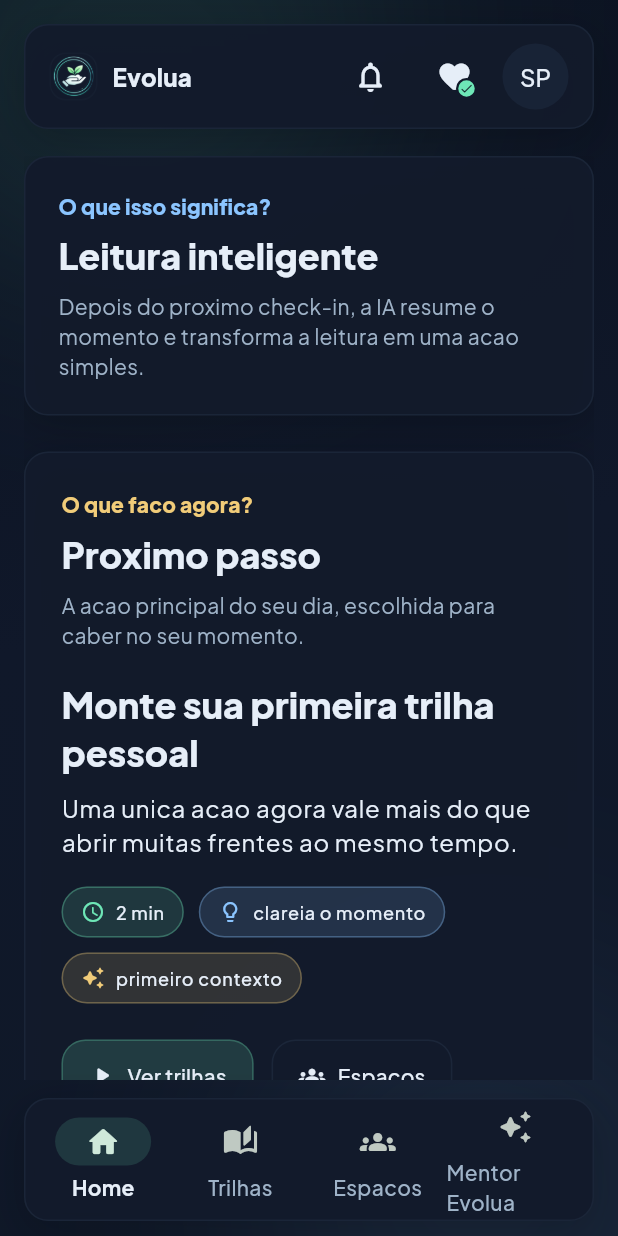
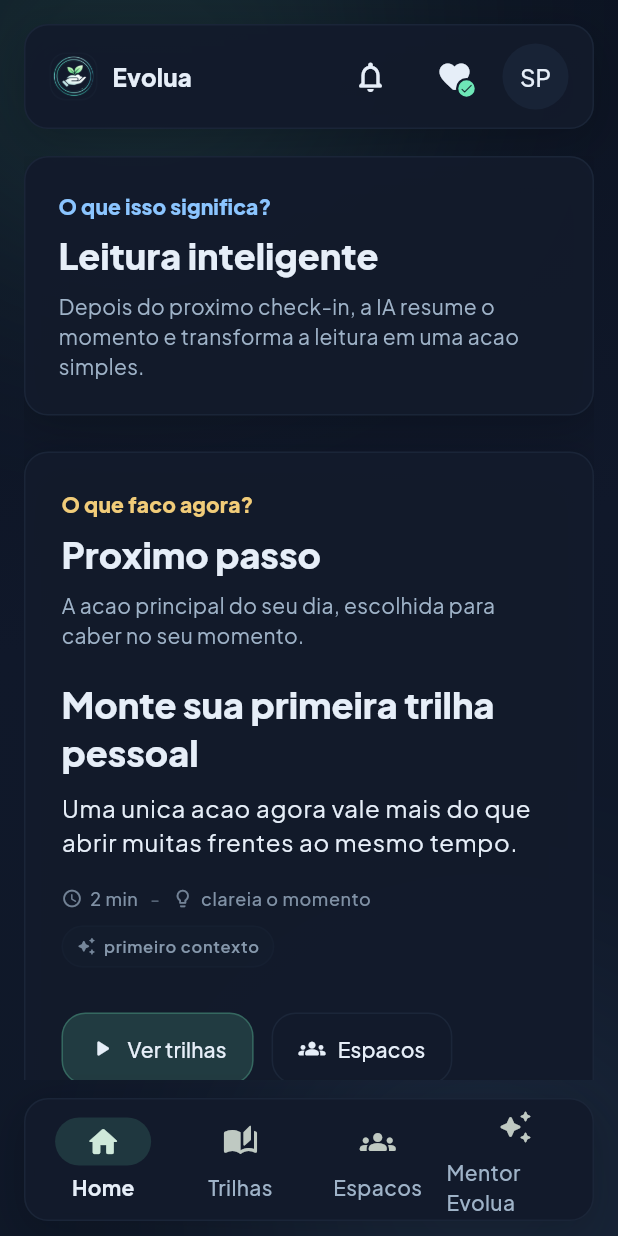
Before and after one commit to allandesenv/evolua-frontend, a Flutter app: the HomePage screen opened by its route, on a phone screen of 412 x 824 dp. Run offline on Flutter 3.47's test engine with Material 3 defaults, Android fonts, the phone set to English and light mode, and no system bars; our stand-ins replace dio, flutter_markdown, flutter_riverpod, go_router, google_fonts, google_mobile_ads and 2 more; missing offline and left inert: dart:html, stomp_dart_client; accounts and stored records are empty; network calls fail.

Commit message:
ajustes de ux

```diff
--- a/lib/features/home/presentation/widgets/dashboard_shell.dart
+++ b/lib/features/home/presentation/widgets/dashboard_shell.dart
@@ -12,7 +12,6 @@ import 'package:evolua_frontend/features/social/application/community_controller
 import 'package:evolua_frontend/features/social/application/social_post_controller.dart';
 import 'package:evolua_frontend/features/social/presentation/widgets/social_module_view.dart';
 import 'package:evolua_frontend/features/subscription/application/subscription_controller.dart';
-import 'package:evolua_frontend/features/subscription/presentation/widgets/subscription_module_view.dart';
 import 'package:evolua_frontend/features/user/application/profile_controller.dart';
 import 'package:evolua_frontend/features/user/domain/entities/profile.dart';
 import 'package:evolua_frontend/features/user/presentation/widgets/profile_module_view.dart';
@@ -334,7 +333,7 @@ class _DashboardContent extends ConsumerWidget {
             onOpenProfileSection(ProfileModuleSection.overview),
         onOpenCheckIn: () => context.push('/check-in'),
         onOpenPremium: () =>
-            onOpenProfileSection(ProfileModuleSection.overview),
+            onOpenProfileSection(ProfileModuleSection.plansSubscriptions),
       ),
       ContentModuleView(
         key: ValueKey('trails-${trailSection.name}'),
@@ -353,7 +352,7 @@ class _DashboardContent extends ConsumerWidget {
       MentorEvoluaModuleView(
         onOpenTrails: () => onNavigate(1),
         onOpenPremium: () =>
-            onOpenProfileSection(ProfileModuleSection.overview),
+            onOpenProfileSection(ProfileModuleSection.plansSubscriptions),
       ),
       _ProfileArea(section: profileSection),
     ];
@@ -479,13 +478,7 @@ class _ProfileArea extends StatelessWidget {
 
   @override
   Widget build(BuildContext context) {
-    return Column(
-      children: [
-        ProfileModuleView(section: section),
-        const SizedBox(height: 16),
-        const SubscriptionModuleView(),
-      ],
-    );
+    return ProfileModuleView(section: section);
   }
 }
 
--- a/lib/features/home/presentation/widgets/home_hub_view.dart
+++ b/lib/features/home/presentation/widgets/home_hub_view.dart
@@ -327,28 +327,10 @@ class _NextStepHeroCard extends StatelessWidget {
           const SizedBox(height: 10),
           Text(description, style: Theme.of(context).textTheme.bodyLarge),
           const SizedBox(height: 18),
-          Wrap(
-            spacing: 10,
-            runSpacing: 10,
-            children: [
-              _SoftChip(
-                icon: Icons.schedule_rounded,
-                label: meta.duration,
-                color: AppColors.accent,
-              ),
-              _SoftChip(
-                icon: Icons.lightbulb_outline_rounded,
-                label: meta.benefit,
-                color: AppColors.accentWarm,
-              ),
-              _SoftChip(
-                icon: Icons.auto_awesome_rounded,
-                label: meta.reason,
-                color: AppColors.accentGold,
-              ),
-            ],
-          ),
-          const SizedBox(height: 24),
+          _PaceMetadataLine(duration: meta.duration, benefit: meta.benefit),
+          const SizedBox(height: 10),
+          _PaceStatusBadge(label: meta.reason),
+          const SizedBox(height: 30),
           Wrap(
             spacing: 12,
             runSpacing: 12,
@@ -364,6 +346,109 @@ class _NextStepHeroCard extends StatelessWidget {
                 label: const Text('Espacos'),
               ),
             ],
+          ),
+        ],
+      ),
+    );
+  }
+}
+
+class _PaceMetadataLine extends StatelessWidget {
+  const _PaceMetadataLine({required this.duration, required this.benefit});
+
+  final String duration;
+  final String benefit;
+
+  @override
+  Widget build(BuildContext context) {
+    final style = Theme.of(context).textTheme.bodySmall?.copyWith(
+      color: AppColors.textSecondary.withValues(alpha: 0.78),
+      fontWeight: FontWeight.w500,
+    );
+
+    return Wrap(
+      spacing: 8,
+      runSpacing: 6,
+      crossAxisAlignment: WrapCrossAlignment.center,
+      children: [
+        _PaceMetadataItem(
+          icon: Icons.schedule_rounded,
+          label: duration,
+          style: style,
+        ),
+        Text(
+          '-',
+          style: style?.copyWith(
+            color: AppColors.textSecondary.withValues(alpha: 0.48),
+          ),
+        ),
+        _PaceMetadataItem(
+          icon: Icons.lightbulb_outline_rounded,
+          label: benefit,
+          style: style,
+        ),
+      ],
+    );
+  }
+}
+
+class _PaceMetadataItem extends StatelessWidget {
+  const _PaceMetadataItem({
+    required this.icon,
+    required this.label,
+    required this.style,
+  });
+
+  final IconData icon;
+  final String label;
+  final TextStyle? style;
+
+  @override
+  Widget build(BuildContext context) {
+    return Row(
+      mainAxisSize: MainAxisSize.min,
+      children: [
+        Icon(
+          icon,
+          size: 14,
+          color: AppColors.textSecondary.withValues(alpha: 0.68),
+        ),
+        const SizedBox(width: 5),
+        Text(label, style: style),
+      ],
+    );
+  }
+}
+
+class _PaceStatusBadge extends StatelessWidget {
+  const _PaceStatusBadge({required this.label});
+
+  final String label;
+
+  @override
+  Widget build(BuildContext context) {
+    return Container(
+      padding: const EdgeInsets.symmetric(horizontal: 9, vertical: 5),
+      decoration: BoxDecoration(
+        borderRadius: BorderRadius.circular(999),
+        color: AppColors.surfaceStrong.withValues(alpha: 0.18),
+        border: Border.all(color: AppColors.outline.withValues(alpha: 0.14)),
+      ),
+      child: Row(
+        mainAxisSize: MainAxisSize.min,
+        children: [
+          Icon(
+            Icons.auto_awesome_rounded,
+            size: 13,
+            color: AppColors.textSecondary.withValues(alpha: 0.7),
+          ),
+          const SizedBox(width: 5),
+          Text(
+            label,
+            style: Theme.of(context).textTheme.labelSmall?.copyWith(
+              color: AppColors.textSecondary.withValues(alpha: 0.82),
+              fontWeight: FontWeight.w600,
+            ),
           ),
         ],
       ),
--- a/lib/features/user/presentation/widgets/profile_module_view.dart
+++ b/lib/features/user/presentation/widgets/profile_module_view.dart
@@ -2,6 +2,7 @@ import 'package:dio/dio.dart';
 import 'package:evolua_frontend/core/theme/app_colors.dart';
 import 'package:evolua_frontend/features/auth/application/auth_controller.dart';
 import 'package:evolua_frontend/features/notification/presentation/widgets/notification_module_view.dart';
+import 'package:evolua_frontend/features/subscription/presentation/widgets/subscription_module_view.dart';
 import 'package:evolua_frontend/features/user/application/profile_controller.dart';
 import 'package:evolua_frontend/features/user/domain/entities/profile.dart';
 import 'package:evolua_frontend/shared/presentation/widgets/app_skeletons.dart';
@@ -16,6 +17,7 @@ enum ProfileModuleSection {
   helpSupport,
   displayAccessibility,
   feedback,
+  plansSubscriptions,
 }
 
 class ProfileModuleView extends ConsumerStatefulWidget {
@@ -224,6 +226,8 @@ class _ProfileModuleViewState extends ConsumerState<ProfileModuleView> {
             onPickBirthDate: _pickBirthDate,
             onSubmit: _saveProfile,
           )
+        else if (_section == ProfileModuleSection.plansSubscriptions)
+          const SubscriptionModuleView()
         else
           _SectionPanel(
             title: _sectionLabel(_section),
@@ -236,6 +240,8 @@ class _ProfileModuleViewState extends ConsumerState<ProfileModuleView> {
                 'Centralize preferencias de leitura, foco visual e conforto de uso nesta tela.',
               ProfileModuleSection.feedback =>
                 'Registre sugestoes e percepcoes sobre a experiencia do app sem sair do seu espaco.',
+              ProfileModuleSection.plansSubscriptions =>
+                'Gerencie seu plano atual e as opcoes de assinatura.',
               ProfileModuleSection.overview =>
                 'Visao geral do seu perfil e dos dados principais da sua conta.',
             },
@@ -579,5 +585,6 @@ String _sectionLabel(ProfileModuleSection section) {
     ProfileModuleSection.helpSupport => 'Ajuda e suporte',
     ProfileModuleSection.displayAccessibility => 'Tela e acessibilidade',
     ProfileModuleSection.feedback => 'Dar feedback',
+    ProfileModuleSection.plansSubscriptions => 'Planos e assinaturas',
   };
 }
```
Also changed, not shown: 2 other files.
